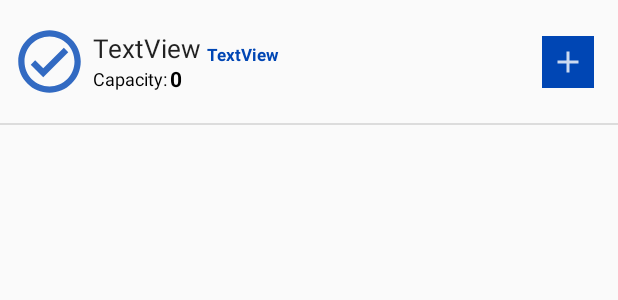
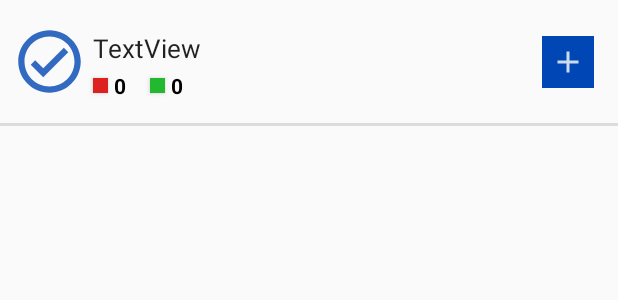
Before and after one commit to dsijakovski98/parks-and-recs-app, an Android app: the layout one_parking.xml on its own in the app's theme, with its tools: preview values and no code run, on a phone screen of 412 x 824 dp. Shown: the top 300 px of the screen. Run offline under Robolectric (Android 15) with nearby library versions, the phone set to English and light mode, and no system bars.

```diff
--- a/app/src/main/AndroidManifest.xml
+++ b/app/src/main/AndroidManifest.xml
@@ -9,6 +9,7 @@
         android:roundIcon="@mipmap/ic_splash_screen_2_round"
         android:supportsRtl="true"
         android:theme="@style/Theme.AppCompat.Light.NoActionBar">
+        <activity android:name=".ConfirmReservationActivity"></activity>
         <activity android:name=".MakeReservationActivity" />
         <activity android:name=".CitiesActivity" />
         <activity android:name=".LoginRegisterActivity" />
--- a/app/src/main/java/com/example/parksandrecs/LoginFragment.java
+++ b/app/src/main/java/com/example/parksandrecs/LoginFragment.java
@@ -70,6 +70,8 @@ public class LoginFragment extends Fragment {
 
         // TODO: Implement database
         // Check for existing input
+        // if username exists
+        // and if password is correct, sign user in
 
         // =============================================================
 
--- a/app/src/main/java/com/example/parksandrecs/RegisterFragment.java
+++ b/app/src/main/java/com/example/parksandrecs/RegisterFragment.java
@@ -89,6 +89,7 @@ public class RegisterFragment extends Fragment {
 
         // TODO: Implement database
         // Check for existing fields
+        // if username already exists, set error message
 
         // =============================================================
 
--- a/app/src/main/res/layout-land/activity_make_reservation.xml
+++ b/app/src/main/res/layout-land/activity_make_reservation.xml
@@ -64,7 +64,7 @@
                 android:layout_height="wrap_content"
                 android:text="TextView"
                 android:textColor="@color/black"
-                android:textSize="20sp"
+                android:textSize="22sp"
                 android:textStyle="bold"
                 app:layout_constraintStart_toStartOf="@+id/reservation_title"
                 app:layout_constraintTop_toBottomOf="@+id/reservation_title" />
--- a/app/src/main/res/layout/activity_make_reservation.xml
+++ b/app/src/main/res/layout/activity_make_reservation.xml
@@ -37,7 +37,7 @@
         android:layout_height="wrap_content"
         android:text="TextView"
         android:textColor="@color/black"
-        android:textSize="20sp"
+        android:textSize="22sp"
         android:textStyle="bold"
         app:layout_constraintStart_toStartOf="@+id/constraintLayout"
         app:layout_constraintTop_toBottomOf="@+id/reservation_title" />
--- a/app/src/main/res/layout/one_parking.xml
+++ b/app/src/main/res/layout/one_parking.xml
@@ -1,5 +1,5 @@
 <?xml version="1.0" encoding="utf-8"?>
-<androidx.constraintlayout.widget.ConstraintLayout xmlns:android="http://schemas.android.com/apk/res/android"
+ <androidx.constraintlayout.widget.ConstraintLayout xmlns:android="http://schemas.android.com/apk/res/android"
     xmlns:app="http://schemas.android.com/apk/res-auto"
     xmlns:tools="http://schemas.android.com/tools"
     android:layout_width="match_parent"
@@ -32,40 +32,17 @@
 
 
     <TextView
-        android:id="@+id/parking_spots_text"
+        android:id="@+id/tvh_parking_spots_taken"
         android:layout_width="wrap_content"
         android:layout_height="wrap_content"
-        android:text="@string/parking_spots_text"
-        android:textColor="@color/black"
-        android:textSize="12sp"
-        app:layout_constraintStart_toStartOf="@+id/tvh_parking_name"
-        app:layout_constraintTop_toBottomOf="@+id/tvh_parking_name" />
-
-    <TextView
-        android:id="@+id/tvh_parking_spots_open"
-        android:layout_width="wrap_content"
-        android:layout_height="wrap_content"
-        android:layout_marginStart="2dp"
+        android:layout_marginStart="4dp"
         android:text="0"
         android:textColor="@color/black"
         android:textSize="14sp"
         android:textStyle="bold"
-        app:layout_constraintBottom_toBottomOf="@+id/parking_spots_text"
-        app:layout_constraintStart_toEndOf="@+id/parking_spots_text"
-        app:layout_constraintTop_toTopOf="@+id/parking_spots_text" />
-
-    <TextView
-        android:id="@+id/tvh_parking_lot_status"
-        android:layout_width="wrap_content"
-        android:layout_height="wrap_content"
-        android:layout_marginStart="4dp"
-        android:text="TextView"
-        android:textAppearance="@style/TextAppearance.AppCompat.Small"
-        android:textColor="@color/parking_lot_open"
-        android:textSize="11sp"
-        android:textStyle="bold"
-        app:layout_constraintBottom_toBottomOf="@+id/tvh_parking_name"
-        app:layout_constraintStart_toEndOf="@+id/tvh_parking_name" />
+        app:layout_constraintBottom_toBottomOf="@+id/redSquare"
+        app:layout_constraintStart_toEndOf="@+id/redSquare"
+        app:layout_constraintTop_toTopOf="@+id/redSquare" />
 
     <ImageView
         android:id="@+id/bvh_make_reservation"
@@ -79,12 +56,52 @@
         app:layout_constraintEnd_toEndOf="parent"
         app:layout_constraintTop_toTopOf="@+id/ivh_parking_lot_icon" />
 
-    <View
-        android:id="@+id/divider2"
-        android:layout_width="match_parent"
-        android:layout_height="1dp"
-        android:background="?android:attr/listDivider"
-        app:layout_constraintBottom_toBottomOf="parent" />
+   <View
+       android:id="@+id/divider2"
+       android:layout_width="match_parent"
+       android:layout_height="2dp"
+       android:background="?android:attr/listDivider"
+       android:backgroundTint="#000000"
+       app:layout_constraintBottom_toBottomOf="parent"
+       app:layout_constraintEnd_toEndOf="parent"
+       app:layout_constraintStart_toStartOf="parent" />
+
+    <Button
+        android:id="@+id/redSquare"
+        android:layout_width="10dp"
+        android:layout_height="10dp"
+        android:layout_marginStart="4dp"
+        android:layout_marginBottom="4dp"
+        android:background="@color/redish"
+        android:clickable="false"
+        android:text="@string/empty_field"
+        app:layout_constraintBottom_toBottomOf="@+id/ivh_parking_lot_icon"
+        app:layout_constraintStart_toEndOf="@+id/ivh_parking_lot_icon" />
+
+    <Button
+        android:id="@+id/greenSquare"
+        android:layout_width="10dp"
+        android:layout_height="10dp"
+        android:layout_marginStart="16dp"
+        android:layout_marginBottom="4dp"
+        android:background="@color/greenish"
+        android:clickable="false"
+        android:text="@string/empty_field"
+        app:layout_constraintBottom_toBottomOf="@+id/ivh_parking_lot_icon"
+        app:layout_constraintStart_toEndOf="@+id/tvh_parking_spots_taken" />
+
+    <TextView
+        android:id="@+id/tvh_parking_spots_open"
+        android:layout_width="wrap_content"
+        android:layout_height="wrap_content"
+        android:layout_marginStart="4dp"
+        android:text="0"
+        android:textColor="@color/black"
+        android:textSize="14sp"
+        android:textStyle="bold"
+        app:layout_constraintBottom_toBottomOf="@+id/greenSquare"
+        app:layout_constraintStart_toEndOf="@+id/greenSquare"
+        app:layout_constraintTop_toTopOf="@+id/greenSquare" />
 
 
 </androidx.constraintlayout.widget.ConstraintLayout>
--- a/app/src/main/res/values/strings.xml
+++ b/app/src/main/res/values/strings.xml
@@ -16,7 +16,7 @@
     <string name="login_form_title1">Need a parking spot, huh?</string>
     <string name="login_form_title2">Log in and find one!</string>
     <string name="cities_title">Select a city</string>
-    <string name="reservation_form_title">Select your parking spot in</string>
+    <string name="reservation_form_title">Set a time and date in</string>
 
     <!--    FORM HINTS-->
     <string name="username_hint">Username</string>
```
Also changed, not shown: app/src/main/java/com/example/parksandrecs/CitiesAdapter.java (+5 -23 lines), app/src/main/java/com/example/parksandrecs/ConfirmReservationActivity.java (added, +14 -0 lines), app/src/main/java/com/example/parksandrecs/MakeReservationActivity.java (+37 -5 lines), app/src/main/java/com/example/parksandrecs/ParkingLot.java (renamed from app/src/main/java/com/example/parksandrecs/Parking.java, +8 -8 lines), app/src/main/java/com/example/parksandrecs/ParkingLotsAdapter.java (+47 -29 lines), app/src/main/java/com/example/parksandrecs/ParkingsFragment.java (+7 -10 lines), app/src/main/res/layout/activity_confirm_reservation.xml (added, +9 -0 lines).
